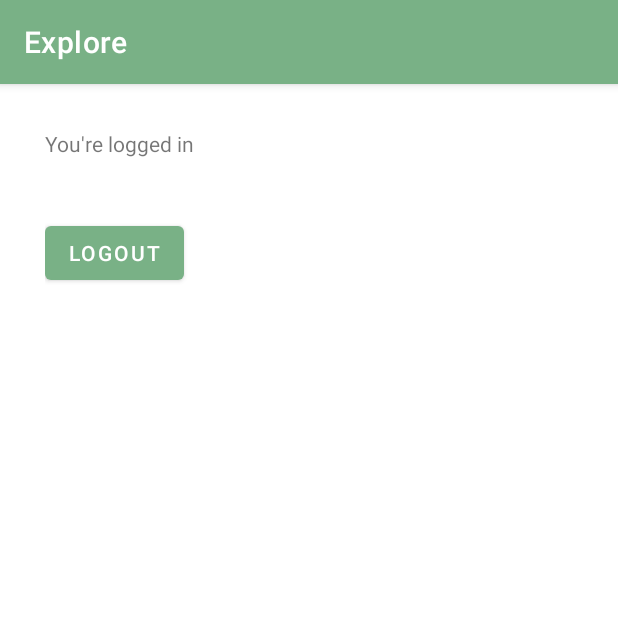
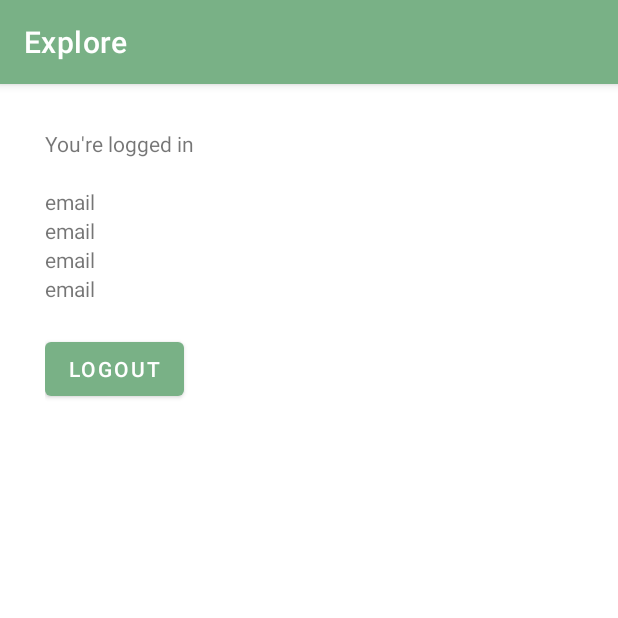
Before and after one commit to aishustha/NewsBox, an Android app: the Profile screen opened directly, with no data from a screen before it, on a phone screen of 412 x 824 dp, the top half of it. Run offline under Robolectric (Android 15) with nearby library versions, the phone set to English and light mode, and no system bars; our stand-ins replace Firebase (no records; nobody signed in at launch, a user with empty details on screens opened directly).

```diff
--- a/app/build.gradle
+++ b/app/build.gradle
@@ -46,7 +46,12 @@ dependencies {
     implementation 'androidx.navigation:navigation-fragment-ktx:2.4.1'
     implementation 'androidx.navigation:navigation-ui-ktx:2.4.1'
     implementation 'com.google.firebase:firebase-auth:21.0.1'
+    implementation 'com.google.firebase:firebase-database-ktx:20.0.3'
+    implementation 'com.google.firebase:firebase-firestore-ktx:24.0.1'
     testImplementation 'junit:junit:4.13.2'
     androidTestImplementation 'androidx.test.ext:junit:1.1.3'
     androidTestImplementation 'androidx.test.espresso:espresso-core:3.4.0'
+
+    implementation platform('com.google.firebase:firebase-bom:29.1.0')
+    implementation 'com.google.firebase:firebase-analytics-ktx'
 }
--- a/app/src/main/AndroidManifest.xml
+++ b/app/src/main/AndroidManifest.xml
@@ -11,6 +11,7 @@
         android:roundIcon="@mipmap/ic_launcher_round"
         android:supportsRtl="true"
         android:theme="@style/Theme.MAPD726Group3NewsBox">
+        android:usesCleartextTraffic="true" //added
         <activity
             android:name=".Profile"
             android:exported="false" />
--- a/app/src/main/java/com/example/mapd726_group3_newsbox/Profile.kt
+++ b/app/src/main/java/com/example/mapd726_group3_newsbox/Profile.kt
@@ -1,14 +1,24 @@
 package com.example.mapd726_group3_newsbox
 
+import android.content.ContentValues.TAG
 import android.content.Intent
 import androidx.appcompat.app.AppCompatActivity
 import android.os.Bundle
+import android.util.Log
 import androidx.appcompat.app.ActionBar
 import com.example.mapd726_group3_newsbox.databinding.ActivityExploreBinding
 import com.example.mapd726_group3_newsbox.databinding.ActivityProfileBinding
 import com.google.firebase.auth.FirebaseAuth
+import com.google.firebase.database.DatabaseReference
+import com.google.firebase.database.ktx.database
+import com.google.firebase.firestore.FirebaseFirestore
+import com.google.firebase.ktx.Firebase
 
 class Profile : AppCompatActivity() {
+    //database reference for reading from database
+    //private lateinit var database: DatabaseReference
+    private lateinit var database:  FirebaseFirestore
+
 
     //ViewBinding
     private lateinit var binding: ActivityProfileBinding
@@ -33,11 +43,44 @@ class Profile : AppCompatActivity() {
         firebaseAuth = FirebaseAuth.getInstance()
         checkUser()
 
+        //connection for reading from database
+        //database = Firebase.database.reference
+        database= FirebaseFirestore.getInstance()
+
         //handle click, logout
         binding.logoutBtn.setOnClickListener {
             firebaseAuth.signOut()
             checkUser()
         }
+        getArticle()
+    }
+
+    private fun getArticle()
+    {
+        database.collection("Articles")
+            .whereEqualTo("category", "space")
+            .get()
+            .addOnSuccessListener { documents ->
+                for (document in documents) {
+                    Log.d(TAG, "${document.id} => ${document.data}")
+                }
+            }
+            .addOnFailureListener { exception ->
+                Log.w(TAG, "Error getting documents: ", exception)
+            }
+//        // Create a reference to the cities collection
+//        val spaceCategory = database.collection("Articles")
+//        // Create a query against the collection.
+//        val query = spaceCategory.whereEqualTo("category", "space").get()
+//        println(query)
+
+       // database.child("Articles").child("category").equals("space")
+
+//        database.child("Articles").child("category").get().addOnSuccessListener {
+//            Log.i("firebase", "Got value ${it.}")
+//        }.addOnFailureListener{
+//            Log.e("firebase", "Error getting data", it)
+//        }
     }
 
     private fun checkUser() {
--- a/app/src/main/res/layout/activity_profile.xml
+++ b/app/src/main/res/layout/activity_profile.xml
@@ -13,7 +13,6 @@
         android:layout_height="wrap_content"
         android:text="You're logged in"
         />
-
     <TextView
         android:layout_width="wrap_content"
         android:layout_height="wrap_content"
@@ -21,11 +20,37 @@
         android:text="email"
         />
 
-    <Button
+    <TextView
         android:layout_width="wrap_content"
         android:layout_height="wrap_content"
+        android:id="@+id/title"
+        android:text="email"
+        />
+    <TextView
+        android:layout_width="wrap_content"
+        android:layout_height="wrap_content"
+        android:id="@+id/author"
+        android:text="email"
+        />
+    <TextView
+        android:layout_width="wrap_content"
+        android:layout_height="wrap_content"
+        android:id="@+id/category"
+        android:text="email"
+        />
+    <TextView
+        android:layout_width="wrap_content"
+        android:layout_height="wrap_content"
+        android:id="@+id/content"
+        android:text="email"
+        />
+
+
+    <Button
         android:id="@+id/logoutBtn"
+        android:layout_width="wrap_content"
+        android:layout_height="wrap_content"
         android:layout_marginTop="20dp"
-        android:text="Logout"/>
+        android:text="Logout" />
 
 </LinearLayout>
```
Also changed, not shown: 2 other files.
